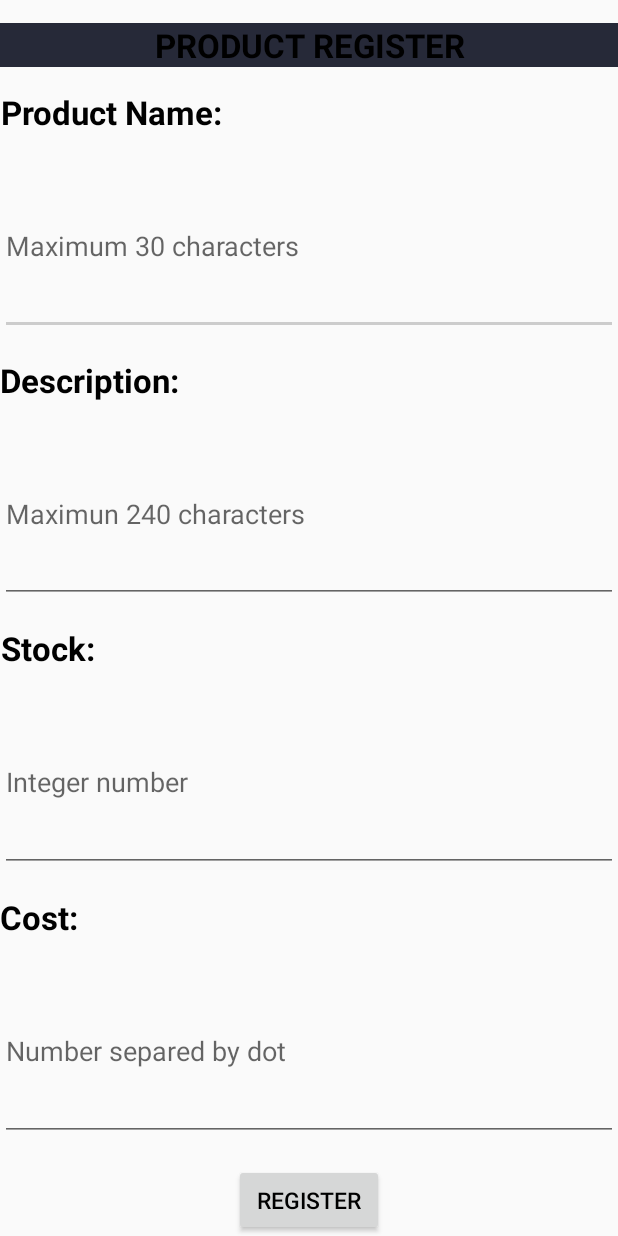
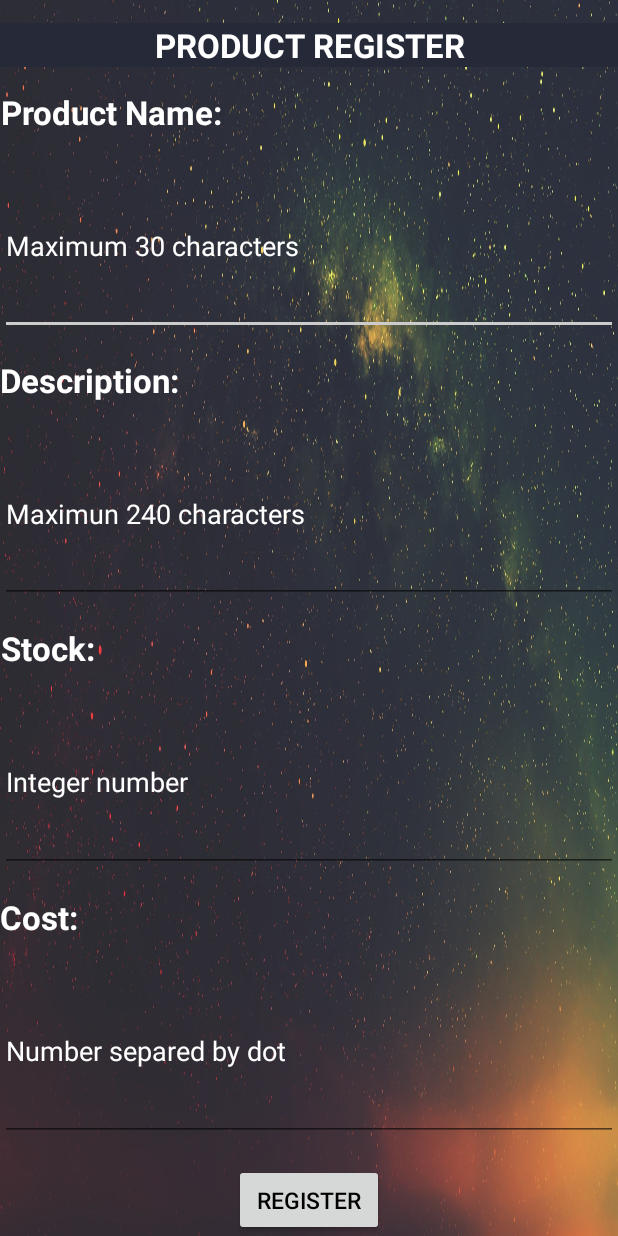
Before and after one commit to andriov/FoodStoreApp, an Android app: the ProductRegister screen opened directly, with no data from a screen before it, on a phone screen of 412 x 824 dp. Run offline under Robolectric (Android 15) with nearby library versions, the phone set to English and light mode, and no system bars; libraries missing offline, so code that uses them is left out: com.example.foodstoreexception.

Commit message:
Product register comments and modification of the window

```diff
--- a/app/src/main/res/layout/activity_product_register.xml
+++ b/app/src/main/res/layout/activity_product_register.xml
@@ -5,13 +5,14 @@
     android:layout_width="match_parent"
     android:layout_height="match_parent"
     tools:context="com.example.hugo.yachayfood.ProductRegister"
+    android:background="@drawable/fondo_presen"
     android:orientation="vertical">
 
     <Space
         android:layout_width="1dp"
         android:layout_height="15dp" />
 
-    <!--Title of activity PRODUCT REGISTER-->
+    <!--Product register title-->
     <TextView
         android:layout_width="match_parent"
         android:layout_height="wrap_content"
@@ -20,12 +21,14 @@
         android:text="PRODUCT REGISTER"
         android:textSize="22sp"
         android:textStyle="bold"
-        android:textColor="#000000"/>
+        android:textColor="#FFFFFF"
+        />
 
     <Space
         android:layout_width="1dp"
         android:layout_height="15dp" />
 
+    <!--Product name label -->
     <TextView
         android:layout_width="wrap_content"
         android:layout_height="wrap_content"
@@ -33,7 +36,8 @@
         android:text="Product Name:"
         android:textSize="22sp"
         android:textStyle="bold"
-        android:textColor="#000000"/>
+        android:textColor="#FFFFFF"
+        />
 
     <Space
         android:layout_width="1dp"
@@ -48,6 +52,8 @@
         android:layout_weight="0.50"
         android:selectAllOnFocus="false"
         android:singleLine="false"
+        android:textColor="#FFFFFF"
+        android:textColorHint="#FFFFFF"
         />
 
     <Space
@@ -62,7 +68,8 @@
         android:text="Description:"
         android:textSize="22sp"
         android:textStyle="bold"
-        android:textColor="#000000"/>
+        android:textColor="#FFFFFF"
+       />
 
     <Space
         android:layout_width="1dp"
@@ -77,6 +84,8 @@
         android:layout_weight="0.50"
         android:selectAllOnFocus="false"
         android:singleLine="false"
+        android:textColor="#FFFFFF"
+        android:textColorHint="#FFFFFF"
         />
 
     <Space
@@ -91,13 +100,14 @@
         android:text="Stock:"
         android:textSize="22sp"
         android:textStyle="bold"
-        android:textColor="#000000"/>
+        android:textColor="#FFFFFF"
+        />
 
     <Space
         android:layout_width="1dp"
         android:layout_height="15dp" />
 
-    <!--Text editor of integer number-->
+    <!--Text editor of stock-->
     <EditText
         android:id="@+id/productStock"
         android:layout_width="match_parent"
@@ -106,6 +116,8 @@
         android:layout_weight="0.50"
         android:selectAllOnFocus="false"
         android:singleLine="false"
+        android:textColor="#FFFFFF"
+        android:textColorHint="#FFFFFF"
         />
 
     <Space
@@ -120,7 +132,8 @@
         android:text="Cost:"
         android:textSize="22sp"
         android:textStyle="bold"
-        android:textColor="#000000"/>
+        android:textColor="#FFFFFF"
+        />
 
     <Space
         android:layout_width="1dp"
@@ -135,6 +148,8 @@
         android:layout_weight="0.50"
         android:selectAllOnFocus="false"
         android:singleLine="false"
+        android:textColor="#FFFFFF"
+        android:textColorHint="#FFFFFF"
         />
 
     <Space
@@ -148,7 +163,7 @@
         android:orientation="vertical"
         android:weightSum="1">
 
-        <!--Register Buttom-->
+        <!--Register of product buttom-->
         <Button
             android:id="@+id/btnRegister"
             android:layout_width="100dp"
```
